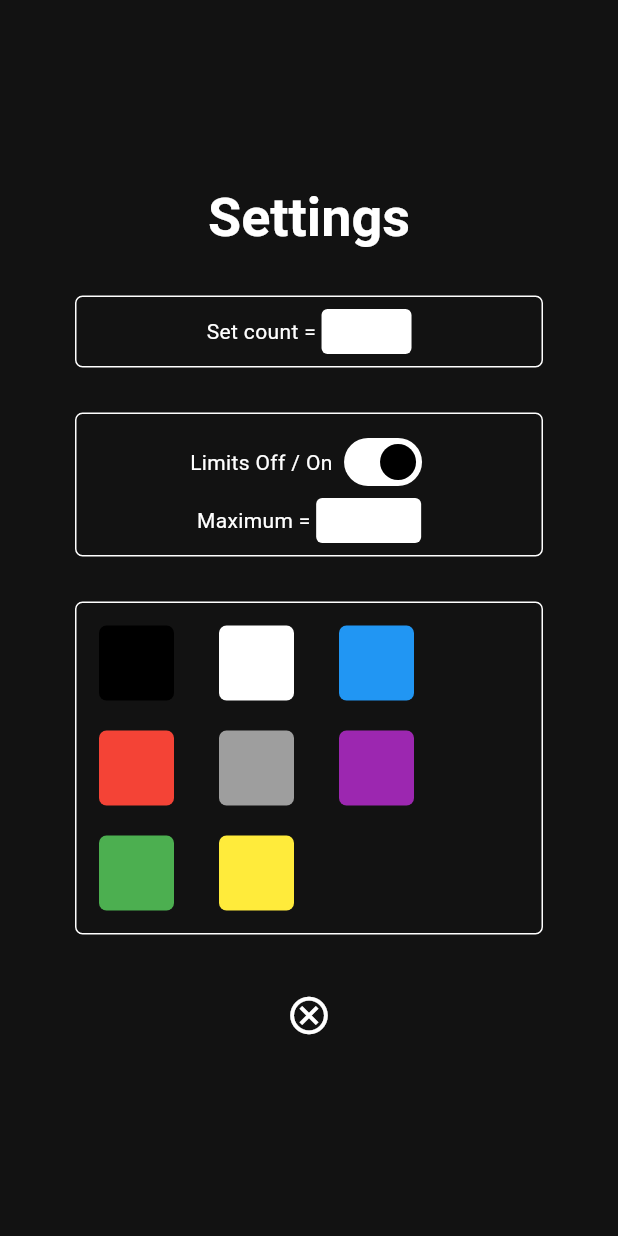
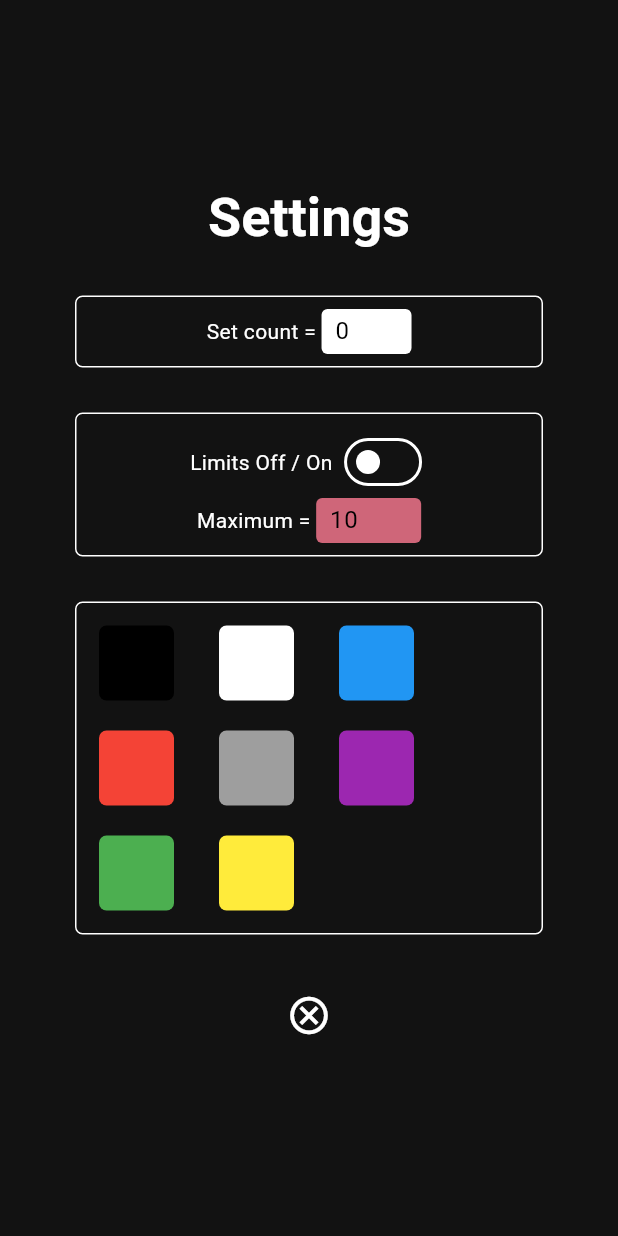
Before and after one commit to Afoojnr/counter_app, a Flutter app: the screen it shows after launch, after a tap on the "settings" icon, on a phone screen of 412 x 824 dp. Run offline on Flutter 3.47's test engine with Material 3 defaults, Android fonts, the phone set to English and light mode, and no system bars.

Commit message:
add dialog and functionality

```diff
--- /dev/null
+++ b/lib/dialog.dart
@@ -0,0 +1,196 @@
+import 'package:counter_app/counter_model.dart';
+import 'package:flutter/material.dart';
+import 'package:provider/provider.dart';
+
+class SettingsDialog extends StatefulWidget {
+  const SettingsDialog({
+    super.key,
+  });
+
+  @override
+  State<SettingsDialog> createState() => _SettingsDialogState();
+}
+
+class _SettingsDialogState extends State<SettingsDialog> {
+  var countController = TextEditingController();
+  var maxController = TextEditingController();
+
+  @override
+  void dispose() {
+    countController.dispose();
+    maxController.dispose();
+    super.dispose();
+  }
+
+  @override
+  Widget build(BuildContext context) {
+    final theme = Theme.of(context);
+    var countState = context.watch<CounterState>();
+
+    final colors = <Color>[
+      Colors.black,
+      Colors.white,
+      Colors.blue,
+      Colors.red,
+      Colors.grey,
+      Colors.purple,
+      Colors.green,
+      Colors.yellow
+    ];
+    Widget colorBox(
+      Color color,
+    ) =>
+        InkWell(
+          onTap: () {
+            countState.setCountColor(color);
+          },
+          child: Container(
+            width: 50,
+            height: 50,
+            decoration: BoxDecoration(
+                color: color,
+                border: countState.countColor == color
+                    ? Border.all(color: theme.colorScheme.primary, width: 3)
+                    : null,
+                borderRadius: BorderRadius.circular(5)),
+          ),
+        );
+
+    return Dialog.fullscreen(
+      child: Padding(
+        padding: const EdgeInsets.all(50.0),
+        child: Center(
+          child: Column(
+            mainAxisSize: MainAxisSize.min,
+            children: [
+              Text(
+                "Settings",
+                style: theme.textTheme.displaySmall!
+                    .copyWith(fontWeight: FontWeight.bold),
+              ),
+              const SizedBox(
+                height: 30,
+              ),
+              Container(
+                padding: const EdgeInsets.all(8),
+                decoration: BoxDecoration(
+                    border: Border.all(color: theme.colorScheme.primary),
+                    borderRadius: BorderRadius.circular(5)),
+                child: Row(
+                  mainAxisAlignment: MainAxisAlignment.center,
+                  children: [
+                    const Text("Set count = "),
+                    SizedBox(
+                        width: 60,
+                        height: 30,
+                        child: TextField(
+                          style: const TextStyle(color: Colors.black),
+                          keyboardType: TextInputType.number,
+                          onChanged: (value) {
+                            countState
+                                .setCount(value != "" ? int.parse(value) : 0);
+                          },
+                          controller: countController
+                            ..text = countState.count.toString(),
+                          decoration: InputDecoration(
+                              filled: true,
+                              fillColor: theme.colorScheme.primary,
+                              contentPadding: const EdgeInsets.only(
+                                left: 5,
+                              ),
+                              border: const OutlineInputBorder(
+                                borderSide: BorderSide.none,
+                              )),
+                        ))
+                  ],
+                ),
+              ),
+              const SizedBox(
+                height: 30,
+              ),
+              Container(
+                padding: const EdgeInsets.all(8),
+                decoration: BoxDecoration(
+                    border: Border.all(color: theme.colorScheme.primary),
+                    borderRadius: BorderRadius.circular(5)),
+                child: Column(
+                  children: [
+                    Row(
+                      mainAxisAlignment: MainAxisAlignment.center,
+                      children: [
+                        const Text("Limits Off / On "),
+                        Switch(
+                            activeColor: theme.colorScheme.secondary,
+                            activeTrackColor: theme.colorScheme.primary,
+                            value: countState.limit,
+                            onChanged: (bool value) {
+                              countState.setLimit(value);
+                            })
+                      ],
+                    ),
+                    Row(
+                      mainAxisAlignment: MainAxisAlignment.center,
+                      children: [
+                        const Text("Maximum = "),
+                        SizedBox(
+                            width: 70,
+                            height: 30,
+                            child: TextField(
+                              style: const TextStyle(color: Colors.black),
+                              readOnly: countState.limit == false,
+                              keyboardType: TextInputType.number,
+                              onChanged: (value) {
+                                countState.setMax(
+                                    value != "" ? int.parse(value ?? "0") : 0);
+                              },
+                              controller: maxController
+                                ..text = countState.max.toString(),
+                              decoration: InputDecoration(
+                                  filled: true,
+                                  fillColor: !countState.limit
+                                      ? theme.colorScheme.error
+                                      : theme.colorScheme.primary,
+                                  contentPadding:
+                                      const EdgeInsets.only(left: 5),
+                                  border: const OutlineInputBorder(
+                                    borderSide: BorderSide.none,
+                                  )),
+                            ))
+                      ],
+                    )
+                  ],
+                ),
+              ),
+              const SizedBox(
+                height: 30,
+              ),
+              Container(
+                width: double.infinity,
+                padding: const EdgeInsets.all(15),
+                decoration: BoxDecoration(
+                    border: Border.all(color: theme.colorScheme.primary),
+                    borderRadius: BorderRadius.circular(5)),
+                child: Wrap(
+                  spacing: 30,
+                  runSpacing: 20,
+                  children: colors.map(colorBox).toList(),
+                ),
+              ),
+              const SizedBox(
+                height: 30,
+              ),
+              IconButton(
+                  onPressed: () {
+                    Navigator.pop(context, true);
+                  },
+                  icon: const Icon(
+                    Icons.cancel_outlined,
+                    size: 30,
+                  ))
+            ],
+          ),
+        ),
+      ),
+    );
+  }
+}
--- a/lib/main.dart
+++ b/lib/main.dart
@@ -1,4 +1,7 @@
+import 'package:counter_app/dialog.dart';
 import 'package:flutter/material.dart';
+import 'package:provider/provider.dart';
+import 'package:counter_app/counter_model.dart';
 
 void main() {
   runApp(const CounterApp());
@@ -8,31 +11,28 @@ class CounterApp extends StatelessWidget {
   const CounterApp({super.key});
   @override
   Widget build(BuildContext context) {
-    return MaterialApp(
-      title: "Counter App",
-      theme: ThemeData(
-          useMaterial3: true,
-          colorScheme: const ColorScheme.dark(
-              primary: Colors.white, secondary: Colors.black)
-          // colorScheme: ColorScheme.fromSeed(seedColor: Colors.black)
-          ),
-      home: const CounterHomePage(),
+    return ChangeNotifierProvider(
+      create: (context) => CounterState(),
+      child: MaterialApp(
+        title: "Counter App",
+        theme: ThemeData(
+            useMaterial3: true,
+            colorScheme: const ColorScheme.dark(
+                primary: Colors.white, secondary: Colors.black)),
+        home: const CounterHomePage(),
+      ),
     );
   }
 }
 
 class CounterHomePage extends StatelessWidget {
   const CounterHomePage({super.key});
-  // static AppIcons(IconData icon) {}
   @override
   Widget build(BuildContext context) {
     final theme = Theme.of(context);
-    // final countStyle = theme.textTheme.headlineLarge!.copyWith(fontSize: 180);
-    //   final theme = Theme.of(context);
-    // final style = theme.textTheme.bodyLarge!.copyWith(
-    //   color: theme.color  Scheme.primary,
-    // );
-    Future<void> _showSettingsDialog() {
+    var countState = context.watch<CounterState>();
+
+    Future<void> showSettingsDialog() {
       return showDialog(
           context: context,
           builder: (BuildContext context) {
@@ -57,13 +57,15 @@ class CounterHomePage extends StatelessWidget {
               ),
             ),
             IconButton(
-                onPressed: _showSettingsDialog,
+                onPressed: showSettingsDialog,
                 icon: Icon(
                   Icons.settings,
                   color: theme.colorScheme.primary,
                 )),
             IconButton(
-                onPressed: () {},
+                onPressed: () {
+                  countState.refresh();
+                },
                 icon: Icon(
                   Icons.refresh,
                   color: theme.colorScheme.primary,
@@ -71,15 +73,16 @@ class CounterHomePage extends StatelessWidget {
           ],
         ),
         Text(
-          "20",
-          style: theme.textTheme.headlineLarge!.copyWith(fontSize: 180),
+          countState.count.toString(),
+          style: theme.textTheme.headlineLarge!
+              .copyWith(fontSize: 180, color: countState.countColor),
         ),
         Column(
           children: [
             Column(
               children: [
                 Text(
-                  "-12",
+                  countState.max.toString(),
                   style: theme.textTheme.headlineMedium!,
                 ),
                 Text("limit reached".toUpperCase(),
@@ -93,13 +96,17 @@ class CounterHomePage extends StatelessWidget {
               mainAxisAlignment: MainAxisAlignment.spaceAround,
               children: [
                 IconButton.outlined(
-                    onPressed: () {},
+                    onPressed: () {
+                      countState.decrement();
+                    },
                     icon: const Icon(
                       Icons.remove,
                       size: 50,
                     )),
                 IconButton.outlined(
-                    onPressed: () {},
+                    onPressed: () {
+                      countState.increment();
+                    },
                     icon: const Icon(
                       Icons.add,
                       size: 50,
@@ -115,163 +122,3 @@ class CounterHomePage extends StatelessWidget {
     ))));
   }
 }
-
-class SettingsDialog extends StatefulWidget {
-  const SettingsDialog({
-    super.key,
-  });
-
-  @override
-  State<SettingsDialog> createState() => _SettingsDialogState();
-}
-
-class _SettingsDialogState extends State<SettingsDialog> {
-  bool limits = true;
-  @override
-  Widget build(BuildContext context) {
-    final theme = Theme.of(context);
-    final colors = <Color>[
-      Colors.black,
-      Colors.white,
-      Colors.blue,
-      Colors.red,
-      Colors.grey,
-      Colors.purple,
-      Colors.green,
-      Colors.yellow
-    ];
-    Widget colorBox(Color color, {bool selected = false}) => Container(
-          width: 50,
-          height: 50,
-          decoration: BoxDecoration(
-              color: color,
-              border: selected
-                  ? Border.all(color: theme.colorScheme.primary, width: 3)
-                  : null,
-              borderRadius: BorderRadius.circular(5)),
-        );
-    return Dialog.fullscreen(
-      child: Padding(
-        padding: const EdgeInsets.all(50.0),
-        child: Center(
-          child: Column(
-            mainAxisSize: MainAxisSize.min,
-            children: [
-              Text(
-                "Settings",
-                style: theme.textTheme.displaySmall!
-                    .copyWith(fontWeight: FontWeight.bold),
-              ),
-              const SizedBox(
-                height: 30,
-              ),
-              Container(
-                padding: const EdgeInsets.all(8),
-                decoration: BoxDecoration(
-                    border: Border.all(color: theme.colorScheme.primary),
-                    borderRadius: BorderRadius.circular(5)),
-                child: Row(
-                  mainAxisAlignment: MainAxisAlignment.center,
-                  children: [
-                    const Text("Set count = "),
-                    SizedBox(
-                        width: 60,
-                        height: 30,
-                        child: TextField(
-                          style: const TextStyle(color: Colors.black),
-                          decoration: InputDecoration(
-                              filled: true,
-                              fillColor: theme.colorScheme.primary,
-                              contentPadding: const EdgeInsets.only(
-                                left: 5,
-                              ),
-                              border: const OutlineInputBorder(
-                                borderSide: BorderSide.none,
-                              )),
-                        ))
-                  ],
-                ),
-              ),
-              const SizedBox(
-                height: 30,
-              ),
-              Container(
-                padding: const EdgeInsets.all(8),
-                decoration: BoxDecoration(
-                    border: Border.all(color: theme.colorScheme.primary),
-                    borderRadius: BorderRadius.circular(5)),
-                child: Column(
-                  children: [
-                    Row(
-                      mainAxisAlignment: MainAxisAlignment.center,
-                      children: [
-                        const Text("Limits Off / On "),
-                        Switch(
-                            activeColor: theme.colorScheme.secondary,
-                            activeTrackColor: theme.colorScheme.primary,
-                            value: limits,
-                            onChanged: (bool value) {
-                              setState(() {
-                                limits = value;
-                              });
-                            })
-                      ],
-                    ),
-                    Row(
-                      mainAxisAlignment: MainAxisAlignment.center,
-                      children: [
-                        const Text("Maximum = "),
-                        SizedBox(
-                            width: 70,
-                            height: 30,
-                            child: TextField(
-                              style: const TextStyle(color: Colors.black),
-                              decoration: InputDecoration(
-                                  filled: true,
-                                  fillColor: theme.colorScheme.primary,
-                                  contentPadding:
-                                      const EdgeInsets.only(left: 5),
-                                  border: const OutlineInputBorder(
-                                    borderSide: BorderSide.none,
-                                  )),
-                            ))
-                      ],
-                    )
-                  ],
-                ),
-              ),
-              const SizedBox(
-                height: 30,
-              ),
-              Container(
-                width: double.infinity,
-                padding: const EdgeInsets.all(15),
-                decoration: BoxDecoration(
-                    border: Border.all(color: theme.colorScheme.primary),
-                    borderRadius: BorderRadius.circular(5)),
-                child: Wrap(
-                  spacing: 30,
-                  runSpacing: 20,
-                  children: [
-                    for (var color in colors) colorBox(color),
-                  ],
-                ),
-              ),
-              const SizedBox(
-                height: 30,
-              ),
-              IconButton(
-                  onPressed: () {
-                    Navigator.pop(context, true);
-                  },
-                  icon: const Icon(
-                    Icons.cancel_outlined,
-                    size: 30,
-                  ))
-            ],
-          ),
-        ),
-      ),
-    );
-  }
-}
--- a/pubspec.yaml
+++ b/pubspec.yaml
@@ -35,6 +35,7 @@ dependencies:
   # The following adds the Cupertino Icons font to your application.
   # Use with the CupertinoIcons class for iOS style icons.
   cupertino_icons: ^1.0.8
+  provider: ^6.1.2
 
 dev_dependencies:
   flutter_test:
```
Also changed, not shown: lib/counter_model.dart (added, +46 -0 lines), pubspec.lock.
